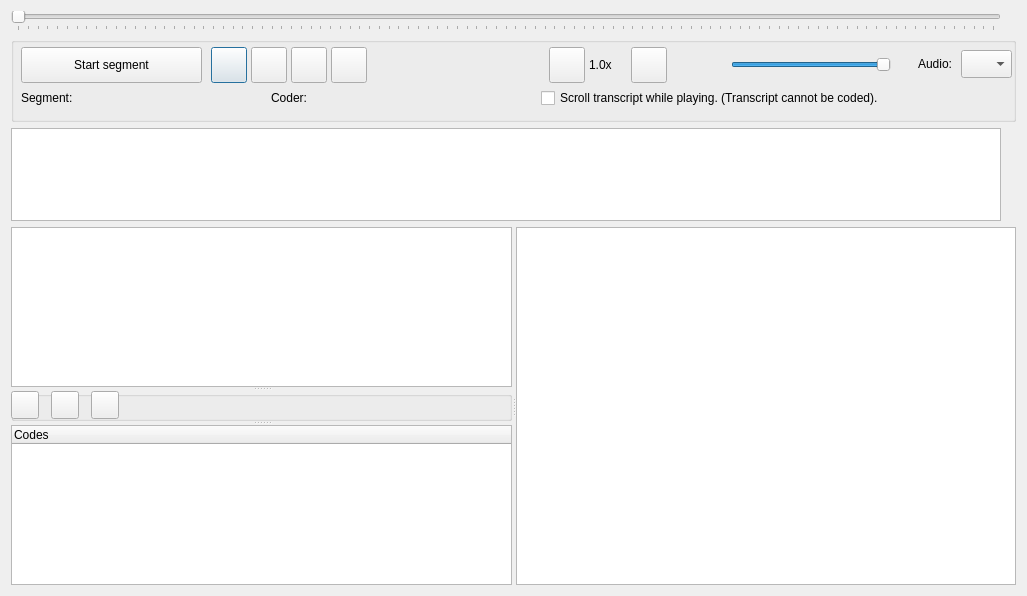
Above: GUI_UIs/ui_dialog_code_av.ui from ccbogel/QualCoder before the change. Below: the same form after it.
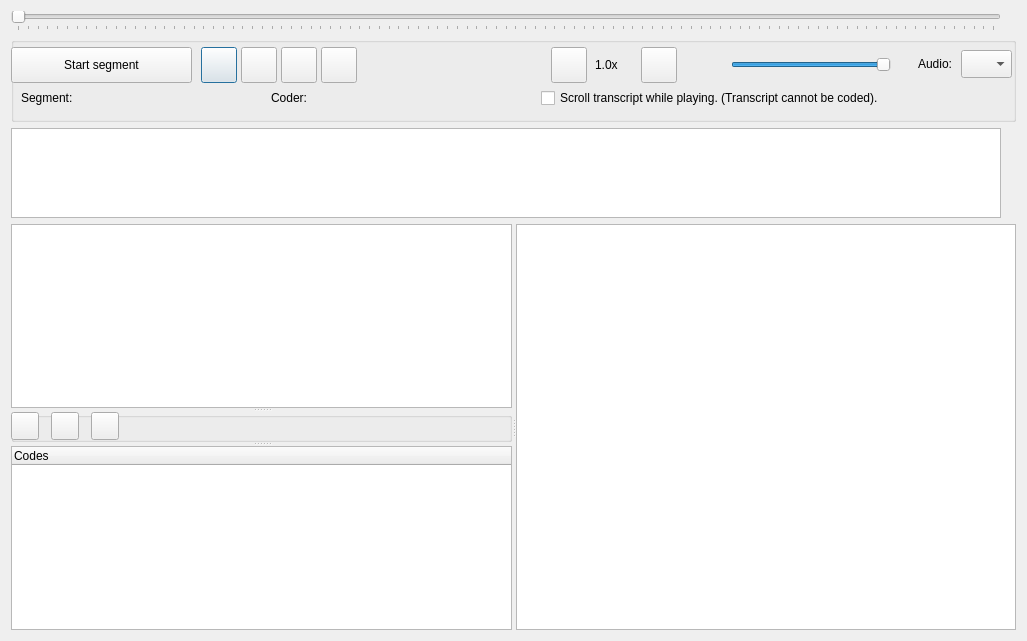
That is the form after the change.

```diff
--- a/GUI_UIs/ui_dialog_code_av.ui
+++ b/GUI_UIs/ui_dialog_code_av.ui
@@ -7,7 +7,7 @@
     <x>0</x>
     <y>0</y>
     <width>1027</width>
-    <height>596</height>
+    <height>641</height>
    </rect>
   </property>
   <property name="windowTitle">
@@ -74,7 +74,7 @@
      <widget class="QPushButton" name="pushButton_play">
       <property name="geometry">
        <rect>
-        <x>200</x>
+        <x>190</x>
         <y>10</y>
         <width>36</width>
         <height>36</height>
@@ -128,9 +128,9 @@
      <widget class="QLabel" name="label_time">
       <property name="geometry">
        <rect>
-        <x>400</x>
+        <x>390</x>
         <y>15</y>
-        <width>131</width>
+        <width>141</width>
         <height>21</height>
        </rect>
       </property>
@@ -141,7 +141,7 @@
      <widget class="QPushButton" name="pushButton_coding">
       <property name="geometry">
        <rect>
-        <x>10</x>
+        <x>0</x>
         <y>10</y>
         <width>181</width>
         <height>36</height>
@@ -225,7 +225,7 @@
      <widget class="QLabel" name="label_rate">
       <property name="geometry">
        <rect>
-        <x>578</x>
+        <x>584</x>
         <y>17</y>
         <width>41</width>
         <height>21</height>
@@ -241,7 +241,7 @@
      <widget class="QLabel" name="label_time_3">
       <property name="geometry">
        <rect>
-        <x>360</x>
+        <x>350</x>
         <y>10</y>
         <width>32</width>
         <height>32</height>
@@ -257,7 +257,7 @@
      <widget class="QPushButton" name="pushButton_rewind_30">
       <property name="geometry">
        <rect>
-        <x>280</x>
+        <x>270</x>
         <y>10</y>
         <width>36</width>
         <height>36</height>
@@ -273,7 +273,7 @@
      <widget class="QPushButton" name="pushButton_forward_30">
       <property name="geometry">
        <rect>
-        <x>320</x>
+        <x>310</x>
         <y>10</y>
         <width>36</width>
         <height>36</height>
@@ -289,7 +289,7 @@
      <widget class="QPushButton" name="pushButton_rate_down">
       <property name="geometry">
        <rect>
-        <x>538</x>
+        <x>540</x>
         <y>10</y>
         <width>36</width>
         <height>36</height>
@@ -305,7 +305,7 @@
      <widget class="QPushButton" name="pushButton_rate_up">
       <property name="geometry">
        <rect>
-        <x>620</x>
+        <x>630</x>
         <y>10</y>
         <width>36</width>
         <height>36</height>
@@ -321,7 +321,7 @@
      <widget class="QPushButton" name="pushButton_rewind_5">
       <property name="geometry">
        <rect>
-        <x>240</x>
+        <x>230</x>
         <y>10</y>
         <width>36</width>
         <height>36</height>
@@ -347,13 +347,13 @@
      <property name="minimumSize">
       <size>
        <width>990</width>
-       <height>0</height>
+       <height>90</height>
       </size>
      </property>
      <property name="maximumSize">
       <size>
        <width>990</width>
-       <height>120</height>
+       <height>90</height>
       </size>
      </property>
      <property name="baseSize">
@@ -367,6 +367,9 @@
        <pointsize>6</pointsize>
       </font>
      </property>
+     <property name="verticalScrollBarPolicy">
+      <enum>Qt::ScrollBarAlwaysOff</enum>
+     </property>
     </widget>
    </item>
    <item row="3" column="0">
```
